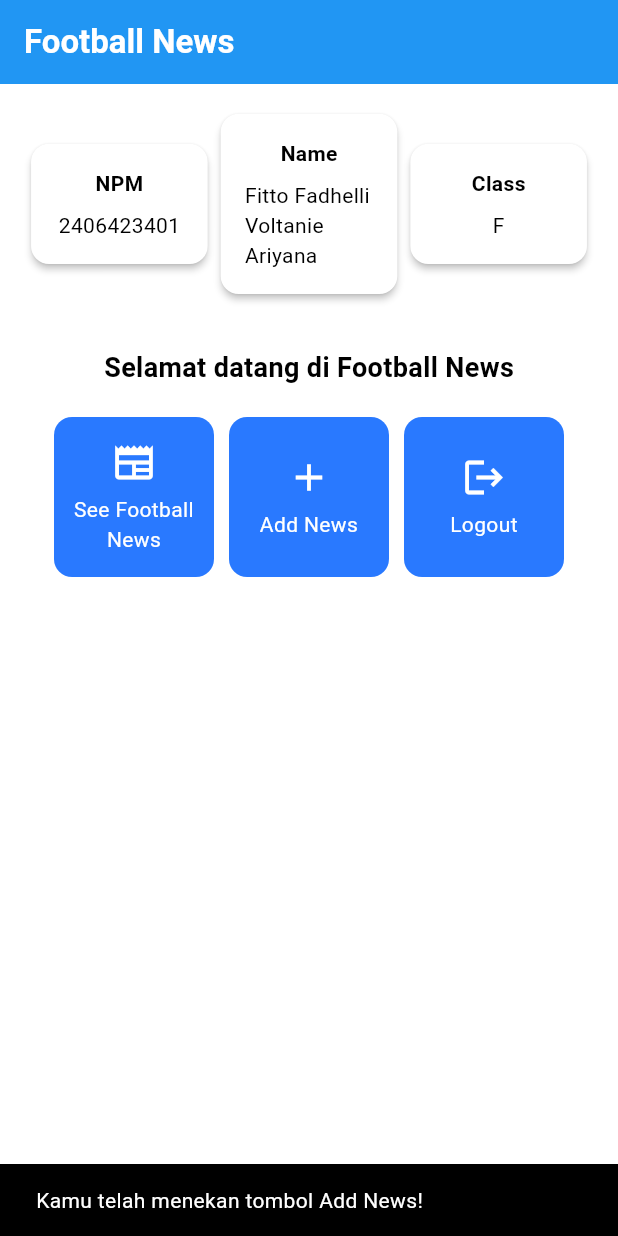
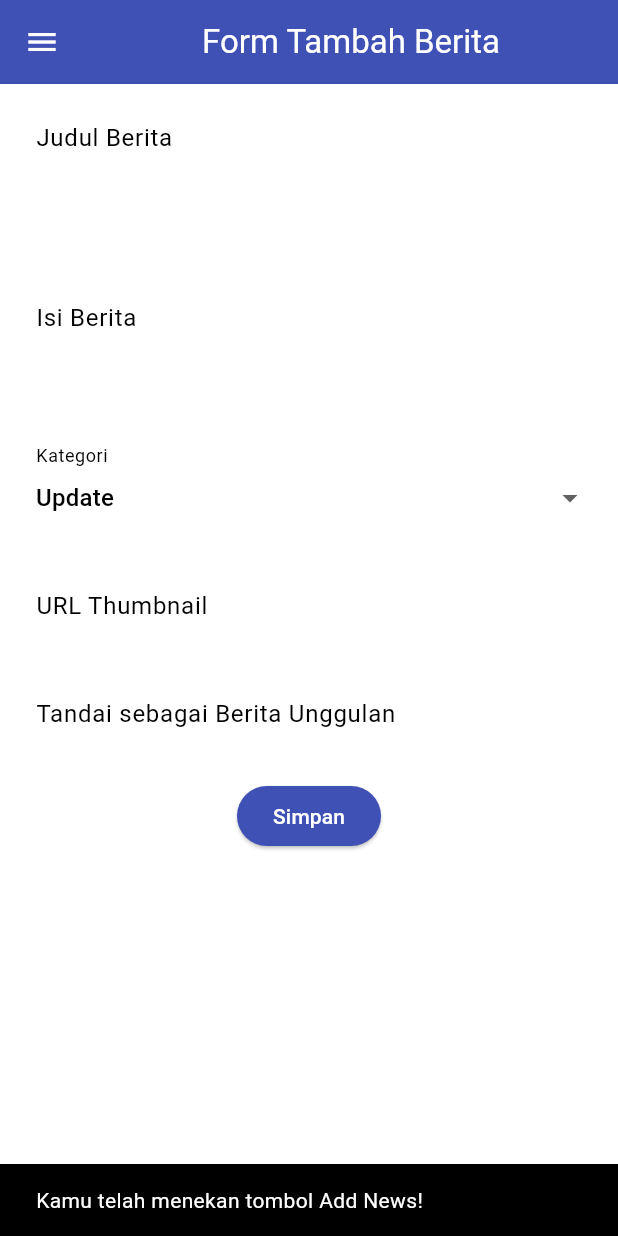
Before and after one commit to Kyloo0/football-news-mobile, a Flutter app: the screen it shows after launch, after a tap on "Add News", on a phone screen of 412 x 824 dp. Run offline on Flutter 3.47's test engine with Material 3 defaults, Android fonts, the phone set to English and light mode, and no system bars.

Commit message:
tutorial 7 done

```diff
--- a/lib/main.dart
+++ b/lib/main.dart
@@ -1,5 +1,5 @@
 import 'package:flutter/material.dart';
-import 'package:football_news/menu.dart';
+import 'package:football_news/screens/menu.dart';
 
 void main() {
   runApp(const MyApp());
--- a/lib/menu.dart
+++ b/lib/screens/menu.dart
@@ -1,4 +1,6 @@
 import 'package:flutter/material.dart';
+import 'package:football_news/widgets/left_drawer.dart';
+import 'package:football_news/widgets/news_card.dart';
 
 class MyHomePage extends StatelessWidget {
   MyHomePage({super.key});
@@ -29,6 +31,7 @@ class MyHomePage extends StatelessWidget {
         // Warna latar belakang AppBar diambil dari skema warna tema aplikasi.
         backgroundColor: Theme.of(context).colorScheme.primary,
       ),
+      drawer: LeftDrawer(), // Menambahkan drawer samping kiri dari widget LeftDrawer.
       // Body halaman dengan padding di sekelilingnya.
       body: Padding(
         padding: const EdgeInsets.all(16.0),
@@ -124,64 +127,3 @@ class InfoCard extends StatelessWidget {
     );
   }
 }
-
-class ItemHomepage {
- final String name;
- final IconData icon;
-
- ItemHomepage(this.name, this.icon);
-}
-
-class ItemCard extends StatelessWidget {
-  // Menampilkan kartu dengan ikon dan nama.
-
-  final ItemHomepage item;
-
-  const ItemCard(this.item, {super.key});
-
-  @override
-  Widget build(BuildContext context) {
-    return Material(
-      // Menentukan warna latar belakang dari tema aplikasi.
-      color: Theme.of(context).colorScheme.secondary,
-      // Membuat sudut kartu melengkung.
-      borderRadius: BorderRadius.circular(12),
-
-      child: InkWell(
-        // Aksi ketika kartu ditekan.
-        onTap: () {
-          // Menampilkan pesan SnackBar saat kartu ditekan.
-          ScaffoldMessenger.of(context)
-            ..hideCurrentSnackBar()
-            ..showSnackBar(
-              SnackBar(content: Text("Kamu telah menekan tombol ${item.name}!"))
-            );
-        },
-        // Container untuk menyimpan Icon dan Text
-        child: Container(
-          padding: const EdgeInsets.all(8),
-          child: Center(
-            child: Column(
-              // Menyusun ikon dan teks di tengah kartu.
-              mainAxisAlignment: MainAxisAlignment.center,
-              children: [
-                Icon(
-                  item.icon,
-                  color: Colors.white,
-                  size: 30.0,
-                ),
-                const Padding(padding: EdgeInsets.all(3)),
-                Text(
-                  item.name,
-                  textAlign: TextAlign.center,
-                  style: const TextStyle(color: Colors.white),
-                ),
-              ],
-            ),
-          ),
-        ),
-      ),
-    );
-  }
-
-}
--- /dev/null
+++ b/lib/screens/newlist_form.dart
@@ -0,0 +1,215 @@
+import 'package:flutter/material.dart';
+import 'package:football_news/widgets/left_drawer.dart';
+
+class NewsFormPage extends StatefulWidget {
+    const NewsFormPage({super.key});
+
+    @override
+    State<NewsFormPage> createState() => _NewsFormPageState();
+}
+
+class _NewsFormPageState extends State<NewsFormPage> {
+    final _formKey = GlobalKey<FormState>();
+
+    String _title = "";
+    String _content = "";
+    String _category = "update"; // default
+    String _thumbnail = "";
+    bool _isFeatured = false; // default
+
+    final List<String> _categories = [
+      'transfer',
+      'update',
+      'exclusive',
+      'match',
+      'rumor',
+      'analysis',
+    ];
+
+    @override
+    Widget build(BuildContext context) {
+        return Scaffold(
+          appBar: AppBar(
+            title: const Center(
+              child: Text(
+                'Form Tambah Berita',
+              ),
+            ),
+            backgroundColor: Colors.indigo,
+            foregroundColor: Colors.white,
+          ),
+          // TODO: Tambahkan drawer yang sudah dibuat di sini
+          drawer: LeftDrawer(),
+          body: Form(
+            key: _formKey,
+            child: SingleChildScrollView(
+              child: Column(
+                crossAxisAlignment: CrossAxisAlignment.start,
+                children:[
+                  // === Title ===
+                  Padding(
+                    padding: const EdgeInsets.all(8.0),
+                    child: TextFormField(
+                      decoration: InputDecoration(
+                        hintText: "Judul Berita",
+                        labelText: "Judul Berita",
+                        border: OutlineInputBorder(
+                          borderRadius: BorderRadius.circular(5.0),
+                        ),
+                      ),
+                      onChanged: (String? value) {
+                        setState(() {
+                          _title = value!;
+                        });
+                      },
+                      validator: (String? value) {
+                        if (value == null || value.isEmpty) {
+                          return "Judul tidak boleh kosong!";
+                        }
+                        return null;
+                      },
+                    ),
+                  ),
+                  // === Content ===
+                  Padding(
+                    padding: const EdgeInsets.all(8.0),
+                    child: TextFormField(
+                      maxLines: 5,
+                      decoration: InputDecoration(
+                        hintText: "Isi Berita",
+                        labelText: "Isi Berita",
+                        border: OutlineInputBorder(
+                          borderRadius: BorderRadius.circular(5.0),
+                        ),
+                      ),
+                      onChanged: (String? value) {
+                        setState(() {
+                          _content = value!;
+                        });
+                      },
+                      validator: (String? value) {
+                        if (value == null || value.isEmpty) {
+                          return "Isi berita tidak boleh kosong!";
+                        }
+                        return null;
+                      },
+                    ),
+                  ),
+
+                  // === Category ===
+                  Padding(
+                    padding: const EdgeInsets.all(8.0),
+                    child: DropdownButtonFormField<String>(
+                      decoration: InputDecoration(
+                        labelText: "Kategori",
+                        border: OutlineInputBorder(
+                          borderRadius: BorderRadius.circular(5.0),
+                        ),
+                      ),
+                      value: _category,
+                      items: _categories
+                          .map((cat) => DropdownMenuItem(
+                                value: cat,
+                                child: Text(
+                                    cat[0].toUpperCase() + cat.substring(1)),
+                              ))
+                          .toList(),
+                      onChanged: (String? newValue) {
+                        setState(() {
+                          _category = newValue!;
+                        });
+                      },
+                    ),
+                  ),
+
+                  // === Thumbnail URL ===
+                  Padding(
+                    padding: const EdgeInsets.all(8.0),
+                    child: TextFormField(
+                      decoration: InputDecoration(
+                        hintText: "URL Thumbnail (opsional)",
+                        labelText: "URL Thumbnail",
+                        border: OutlineInputBorder(
+                          borderRadius: BorderRadius.circular(5.0),
+                        ),
+                      ),
+                      onChanged: (String? value) {
+                        setState(() {
+                          _thumbnail = value!;
+                        });
+                      },
+                    ),
+                  ),
+
+                  // === Is Featured ===
+                  Padding(
+                    padding: const EdgeInsets.all(8.0),
+                    child: SwitchListTile(
+                      title: const Text("Tandai sebagai Berita Unggulan"),
+                      value: _isFeatured,
+                      onChanged: (bool value) {
+                        setState(() {
+                          _isFeatured = value;
+                        });
+                      },
+                    ),
+                  ),
+                  // === Submit Button ===
+                  Align(
+                    alignment: Alignment.bottomCenter,
+                    child: Padding(
+                      padding: const EdgeInsets.all(8.0),
+                      child: ElevatedButton(
+                        style: ButtonStyle(
+                          backgroundColor:
+                              MaterialStateProperty.all(Colors.indigo),
+                        ),
+                        onPressed: () {
+                          if (_formKey.currentState!.validate()) {
+                            showDialog(
+                              context: context,
+                              builder: (context) {
+                                return AlertDialog(
+                                  title: const Text('Berita berhasil disimpan!'),
+                                  content: SingleChildScrollView(
+                                    child: Column(
+                                      crossAxisAlignment:
+                                          CrossAxisAlignment.start,
+                                      children: [
+                                        Text('Judul: $_title'),
+                                        Text('Isi: $_content'),
+                                        Text('Kategori: $_category'),
+                                        Text('Thumbnail: $_thumbnail'),
+                                        Text(
+                                            'Unggulan: ${_isFeatured ? "Ya" : "Tidak"}'),
+                                      ],
+                                    ),
+                                  ),
+                                  actions: [
+                                    TextButton(
+                                      child: const Text('OK'),
+                                      onPressed: () {
+                                        Navigator.pop(context);
+                                      },
+                                    ),
+                                  ],
+                                );
+                              },
+                            );
+                            _formKey.currentState!.reset();
+                          }
+                        },
+                        child: const Text(
+                          "Simpan",
+                          style: TextStyle(color: Colors.white),
+                        ),
+                      ),
+                    ),
+                  ),
+                ],
+              ),
+            ),
+          ),
+        );
+    }
+}
--- /dev/null
+++ b/lib/widgets/left_drawer.dart
@@ -0,0 +1,88 @@
+import 'package:flutter/material.dart';
+import 'package:football_news/screens/menu.dart';
+import 'package:football_news/screens/newlist_form.dart';
+import 'package:football_news/widgets/news_card.dart%20';
+
+class LeftDrawer extends StatelessWidget {
+  const LeftDrawer({super.key});
+
+  @override
+  Widget build(BuildContext context) {
+    return Drawer(
+      child: ListView(
+        children: [
+          const DrawerHeader(
+            decoration: BoxDecoration(
+              color: Colors.blue,
+            ),
+            child: Column(
+              children: [
+                Text(
+                  'Football News',
+                  textAlign: TextAlign.center,
+                  style: TextStyle(
+                    fontSize: 30,
+                    fontWeight: FontWeight.bold,
+                    color: Colors.white,
+                  ),
+                ),
+                Padding(padding: EdgeInsets.all(10)),
+                Text("Seluruh berita sepak bola terkini di sini!",
+                    // TODO: Tambahkan gaya teks dengan center alignment, font ukuran 15, warna putih, dan weight biasa
+                    textAlign: TextAlign.center,
+                    style: TextStyle(
+                      fontSize: 15,
+                      color: Colors.white,
+                      fontWeight: FontWeight.normal,
+                    ),
+                ),
+              ],
+            ),
+          ),
+          // TODO: Bagian routing
+          ListTile(
+            leading: const Icon(Icons.home_outlined),
+            title: const Text('Home'),
+            // Bagian redirection ke MyHomePage
+            onTap: () {
+              Navigator.pushReplacement(
+                  context,
+                  MaterialPageRoute(
+                    builder: (context) => MyHomePage(),
+                  ));
+            },
+          ),
+          ListTile(
+            leading: const Icon(Icons.post_add),
+            title: const Text('Add News'),
+            // Bagian redirection ke NewsFormPage
+            onTap: () {
+              /*
+              TODO: Buatlah routing ke NewsFormPage di sini,
+              setelah halaman NewsFormPage sudah dibuat.
+              */
+              Navigator.push(
+                  context,
+                  MaterialPageRoute(
+                    builder: (context) => const NewsFormPage(),
+                  ));
+            },
+          ),
+          // TODO: Buat ListTile baru untuk ke halaman melihat news
+          ListTile(
+            leading: const Icon(Icons.article_outlined),
+            title: const Text('View News'),
+            // Bagian redirection ke NewsListPage
+            onTap: () {
+              Navigator.push(
+                context,
+                MaterialPageRoute(
+                  builder: (context) => MyHomePage(), // Ganti apabila sudah implement Page view news nya
+                ));
+            }
+          ),
+        ],
+      ),
+    );
+  }
+}
--- /dev/null
+++ b/lib/widgets/news_card.dart
@@ -0,0 +1,72 @@
+import 'package:flutter/material.dart';
+import 'package:football_news/screens/newlist_form.dart';
+
+class ItemHomepage {
+ final String name;
+ final IconData icon;
+
+ ItemHomepage(this.name, this.icon);
+}
+
+class ItemCard extends StatelessWidget {
+  // Menampilkan kartu dengan ikon dan nama.
+
+  final ItemHomepage item;
+
+  const ItemCard(this.item, {super.key});
+
+  @override
+  Widget build(BuildContext context) {
+    return Material(
+      // Menentukan warna latar belakang dari tema aplikasi.
+      color: Theme.of(context).colorScheme.secondary,
+      // Membuat sudut kartu melengkung.
+      borderRadius: BorderRadius.circular(12),
+
+      child: InkWell(
+        // Aksi ketika kartu ditekan.
+        onTap: () {
+          // Menampilkan pesan SnackBar saat kartu ditekan.
+          ScaffoldMessenger.of(context)
+            ..hideCurrentSnackBar()
+            ..showSnackBar(
+              SnackBar(content: Text("Kamu telah menekan tombol ${item.name}!"))
+            );
+          if (item.name == "Add News") {
+            // TODO: Gunakan Navigator.push untuk melakukan navigasi ke MaterialPageRoute yang mencakup NewsFormPage.
+            Navigator.push(
+              context,
+              MaterialPageRoute(
+                builder: (context) => const NewsFormPage(),
+              ),
+            );
+          }
+        },
+        // Container untuk menyimpan Icon dan Text
+        child: Container(
+          padding: const EdgeInsets.all(8),
+          child: Center(
+            child: Column(
+              // Menyusun ikon dan teks di tengah kartu.
+              mainAxisAlignment: MainAxisAlignment.center,
+              children: [
+                Icon(
+                  item.icon,
+                  color: Colors.white,
+                  size: 30.0,
+                ),
+                const Padding(padding: EdgeInsets.all(3)),
+                Text(
+                  item.name,
+                  textAlign: TextAlign.center,
+                  style: const TextStyle(color: Colors.white),
+                ),
+              ],
+            ),
+          ),
+        ),
+      ),
+    );
+  }
+
+}
```
